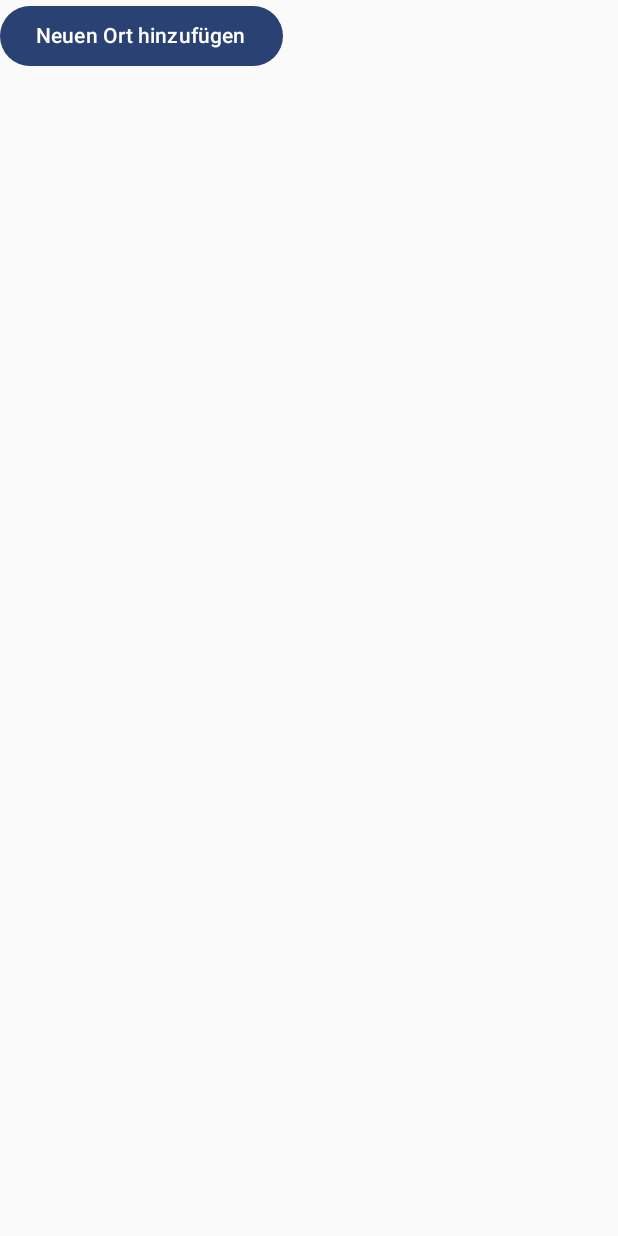
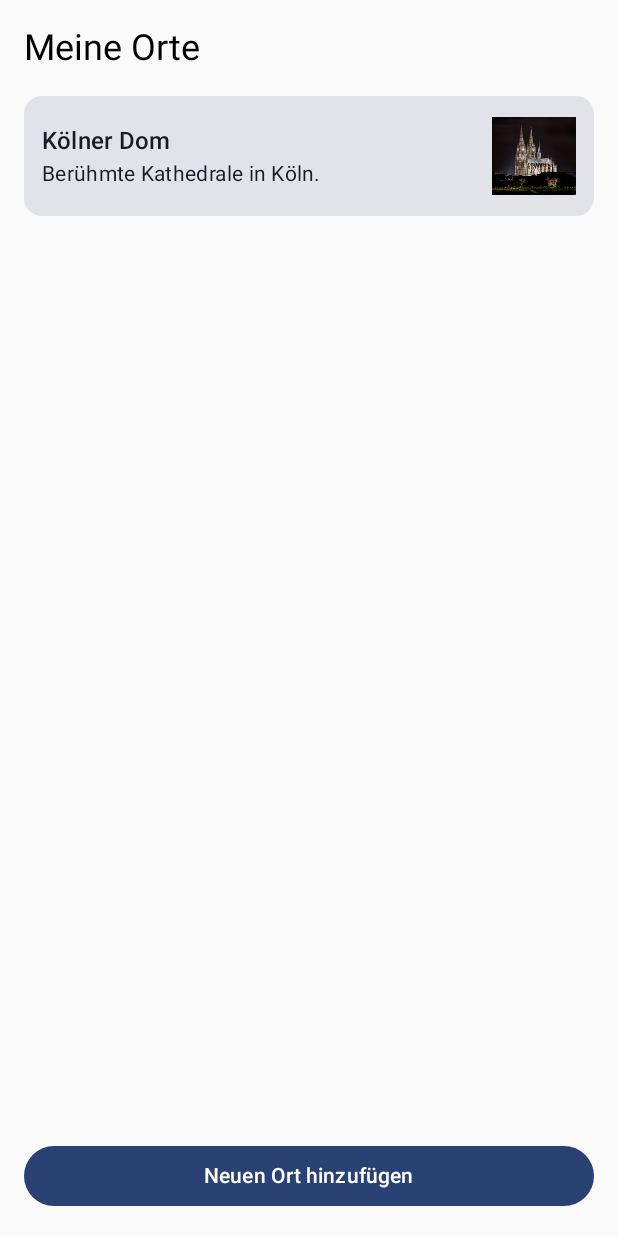
Before and after one commit to anikazaun/bsi-projects, an Android app built with Jetpack Compose: the screen it shows after launch (MainActivity), on a phone screen of 412 x 824 dp. Run offline under Robolectric (Android 15) with nearby library versions, the phone set to English and light mode, and no system bars.

Commit message:
added List - als nächstes card clickable machen

```diff
--- a/HappyPlaces/app/src/main/java/com/example/happyplaces/MainActivity.kt
+++ b/HappyPlaces/app/src/main/java/com/example/happyplaces/MainActivity.kt
@@ -8,7 +8,9 @@ import androidx.activity.compose.rememberLauncherForActivityResult
 import androidx.activity.compose.setContent
 import androidx.activity.enableEdgeToEdge
 import androidx.activity.result.contract.ActivityResultContracts
+import androidx.compose.foundation.horizontalScroll
 import androidx.compose.foundation.layout.*
+import androidx.compose.foundation.rememberScrollState
 import androidx.compose.material3.*
 import androidx.compose.runtime.Composable
 import androidx.compose.ui.Modifier
@@ -18,6 +20,11 @@ import androidx.compose.ui.unit.dp
 import com.example.happyplaces.ui.AddPlaceActivity
 import com.example.happyplaces.ui.SelectLocationActivity
 import com.example.happyplaces.ui.theme.HappyPlacesTheme
+import com.example.happyplaces.data.PlaceRepository
+import com.example.happyplaces.ui.PlaceCard
+import androidx.compose.foundation.lazy.LazyColumn
+import androidx.compose.foundation.lazy.items
+
 
 class MainActivity : ComponentActivity() {
     override fun onCreate(savedInstanceState: Bundle?) {
@@ -52,10 +59,38 @@ fun MainScreen() {
         }
     }
 
-    Button(onClick = {
-        val intent = Intent(context, SelectLocationActivity::class.java)
-        launcher.launch(intent)
-    }) {
-        Text("Neuen Ort hinzufügen")
+    Column(
+        modifier = Modifier
+            .fillMaxSize()
+            .padding(16.dp)
+    ) {
+
+        Text("Meine Orte", style = MaterialTheme.typography.headlineSmall)
+
+        Spacer(modifier = Modifier.height(8.dp))
+
+        LazyColumn(
+            modifier = Modifier
+                .weight(1f) // Liste füllt den verfügbaren Platz aus
+                .fillMaxWidth()
+        ) {
+            items(PlaceRepository.placeList) { place ->
+                PlaceCard(place = place, onClick = {
+                    // TODO: Detailansicht anzeigen
+                })
+            }
+        }
+
+        Spacer(modifier = Modifier.height(16.dp))
+
+        Button(
+            onClick = {
+                val intent = Intent(context, SelectLocationActivity::class.java)
+                launcher.launch(intent)
+            },
+            modifier = Modifier.fillMaxWidth()
+        ) {
+            Text("Neuen Ort hinzufügen")
+        }
     }
 }
--- /dev/null
+++ b/HappyPlaces/app/src/main/java/com/example/happyplaces/data/PlaceRepository.kt
@@ -0,0 +1,25 @@
+package com.example.happyplaces.data
+
+import androidx.compose.runtime.mutableStateListOf
+
+object PlaceRepository {
+    val placeList = mutableStateListOf<Place>()
+
+    init {
+        // Kölner Dom als Standard-Ort
+        placeList.add(
+            Place(
+                id = 1,
+                title = "Kölner Dom",
+                description = "Berühmte Kathedrale in Köln.",
+                imageUri = "android.resource://com.example.happyplaces/drawable/koelner_dom_nachts_2013",
+                latitude = 50.9413,
+                longitude = 6.9583
+            )
+        )
+    }
+
+    fun addPlace(place: Place) {
+        placeList.add(place)
+    }
+}
--- a/HappyPlaces/app/src/main/java/com/example/happyplaces/ui/AddPlaceScreen.kt
+++ b/HappyPlaces/app/src/main/java/com/example/happyplaces/ui/AddPlaceScreen.kt
@@ -13,6 +13,9 @@ import androidx.compose.ui.Modifier
 import androidx.compose.ui.platform.LocalContext
 import androidx.compose.ui.unit.dp
 import coil.compose.AsyncImage
+import com.example.happyplaces.data.Place
+import com.example.happyplaces.data.PlaceRepository
+
 
 @Composable
 fun AddPlaceScreen(startLatitude: Double, startLongitude: Double) {
@@ -73,15 +76,23 @@ fun AddPlaceScreen(startLatitude: Double, startLongitude: Double) {
 
         Spacer(modifier = Modifier.height(16.dp))
 
-        // Karte entfernt
 
         Button(onClick = {
-            Toast.makeText(
-                context,
-                "Ort gespeichert: $title\nLat: $latitude, Lon: $longitude",
-                Toast.LENGTH_SHORT
-            ).show()
-            // TODO: Ort in DB speichern
+            if (title.isNotBlank() && description.isNotBlank()) {
+                PlaceRepository.addPlace(
+                    Place(
+                        title = title,
+                        description = description,
+                        imageUri = selectedImageUri?.toString(),
+                        latitude = latitude,
+                        longitude = longitude
+                    )
+                )
+
+                Toast.makeText(context, "Ort gespeichert!", Toast.LENGTH_SHORT).show()
+            } else {
+                Toast.makeText(context, "Bitte Titel und Beschreibung angeben", Toast.LENGTH_SHORT).show()
+            }
         }, modifier = Modifier.fillMaxWidth()) {
             Text("Ort speichern")
         }
--- /dev/null
+++ b/HappyPlaces/app/src/main/java/com/example/happyplaces/ui/PlaceCard.kt
@@ -0,0 +1,64 @@
+package com.example.happyplaces.ui
+
+import androidx.compose.foundation.clickable
+import androidx.compose.foundation.layout.*
+import androidx.compose.foundation.shape.RoundedCornerShape
+import androidx.compose.material3.Card
+import androidx.compose.material3.MaterialTheme
+import androidx.compose.material3.Text
+import androidx.compose.runtime.Composable
+import androidx.compose.ui.Alignment
+import androidx.compose.ui.Modifier
+import androidx.compose.ui.text.style.TextOverflow
+import androidx.compose.ui.unit.dp
+import androidx.compose.ui.unit.sp
+import coil.compose.AsyncImage
+import com.example.happyplaces.data.Place
+
+@Composable
+fun PlaceCard(
+    place: Place,
+    onClick: () -> Unit
+) {
+    Card(
+        modifier = Modifier
+            .fillMaxWidth()
+            .padding(vertical = 8.dp)
+            .clickable { onClick() },
+        shape = RoundedCornerShape(12.dp)
+    ) {
+        Row(
+            modifier = Modifier
+                .fillMaxWidth()
+                .height(80.dp)
+                .padding(12.dp),
+            verticalAlignment = Alignment.CenterVertically
+        ) {
+            Column(
+                modifier = Modifier.weight(1f)
+            ) {
+                Text(
+                    text = place.title,
+                    maxLines = 1,
+                    overflow = TextOverflow.Ellipsis,
+                    style = MaterialTheme.typography.titleMedium
+                )
+                Text(
+                    text = place.description,
+                    maxLines = 2,
+                    overflow = TextOverflow.Ellipsis,
+                    style = MaterialTheme.typography.bodyMedium
+                )
+            }
+            place.imageUri?.let {
+                AsyncImage(
+                    model = it,
+                    contentDescription = null,
+                    modifier = Modifier
+                        .size(64.dp)
+                        .padding(start = 8.dp)
+                )
+            }
+        }
+    }
+}
```
Also changed, not shown: HappyPlaces/app/src/main/res/drawable/koelner_dom_nachts_2013.jpg (added).
